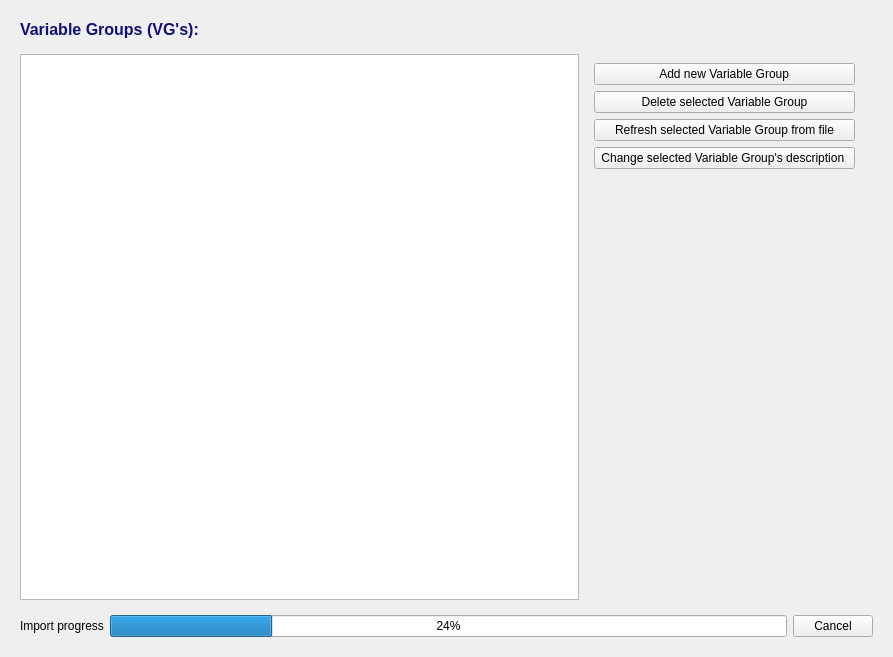
This is NewGeneUI/NewGene/Widgets/ManageInput/VGs/newgenemanagevgs.ui in daniel347x/newgene as Qt 5 draws it before an edit. The edited form follows.
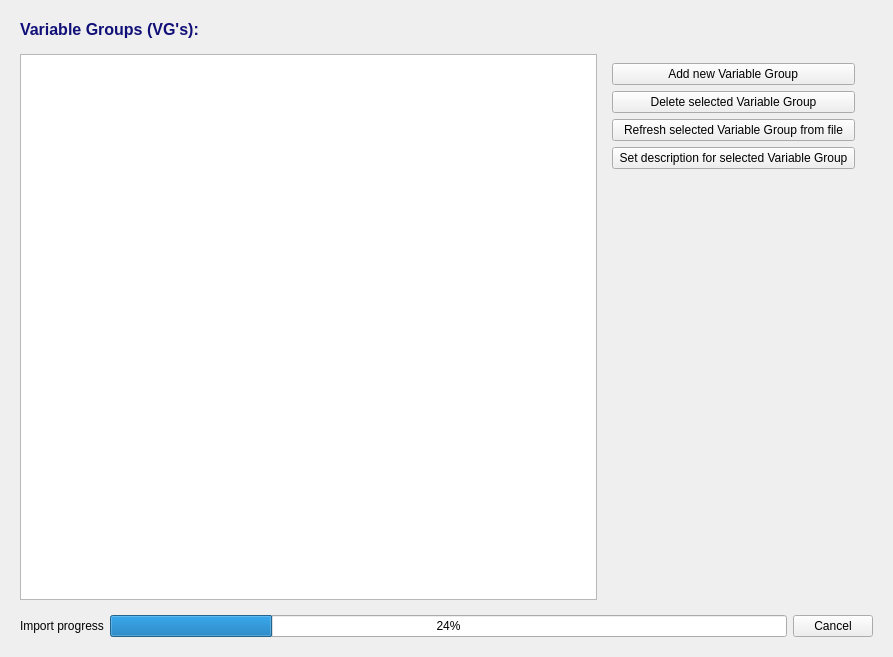
This is the edited form.

Commit message: Improve "Set description for selected variable group" button text and modal dialog default text

Patch:
```diff
--- a/NewGeneUI/NewGene/Widgets/ManageInput/VGs/newgenemanagevgs.ui
+++ b/NewGeneUI/NewGene/Widgets/ManageInput/VGs/newgenemanagevgs.ui
@@ -103,7 +103,7 @@
             <item>
              <widget class="QPushButton" name="pushButton_rename_vg">
               <property name="text">
-               <string> Change selected Variable Group's description  </string>
+               <string> Set description for selected Variable Group </string>
               </property>
              </widget>
             </item>
```
The commit also changes 1 other file.
